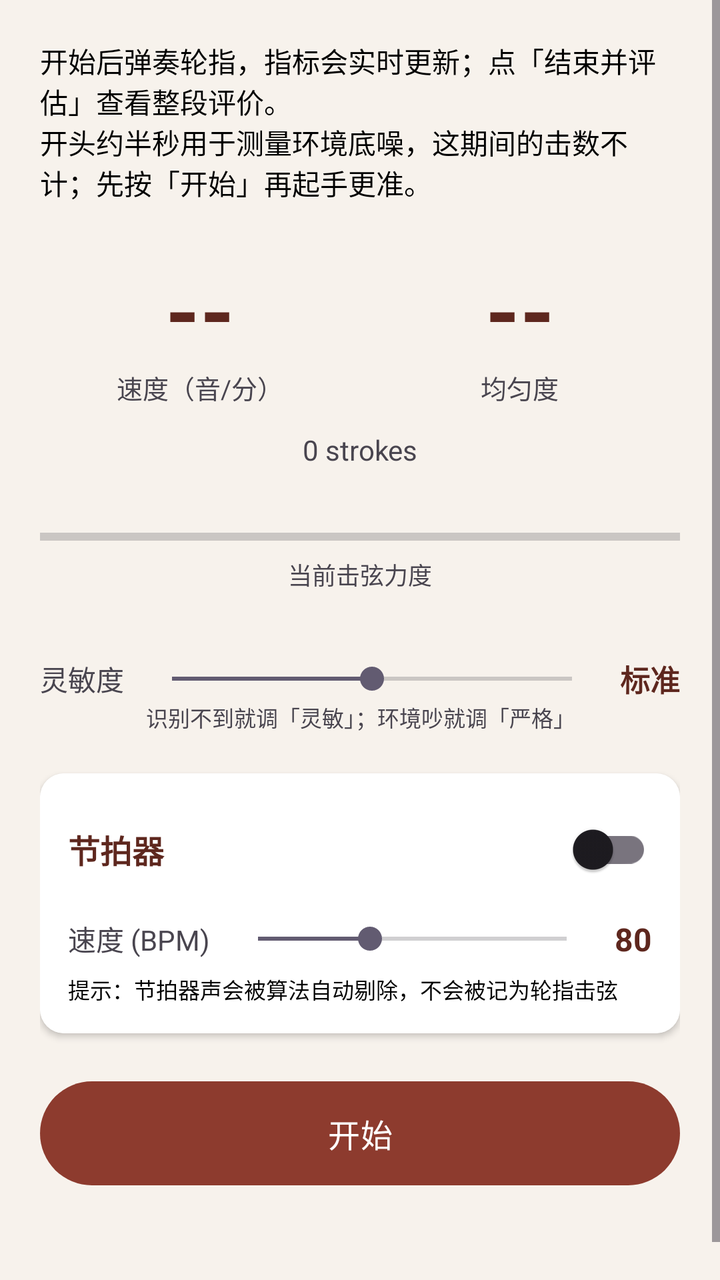
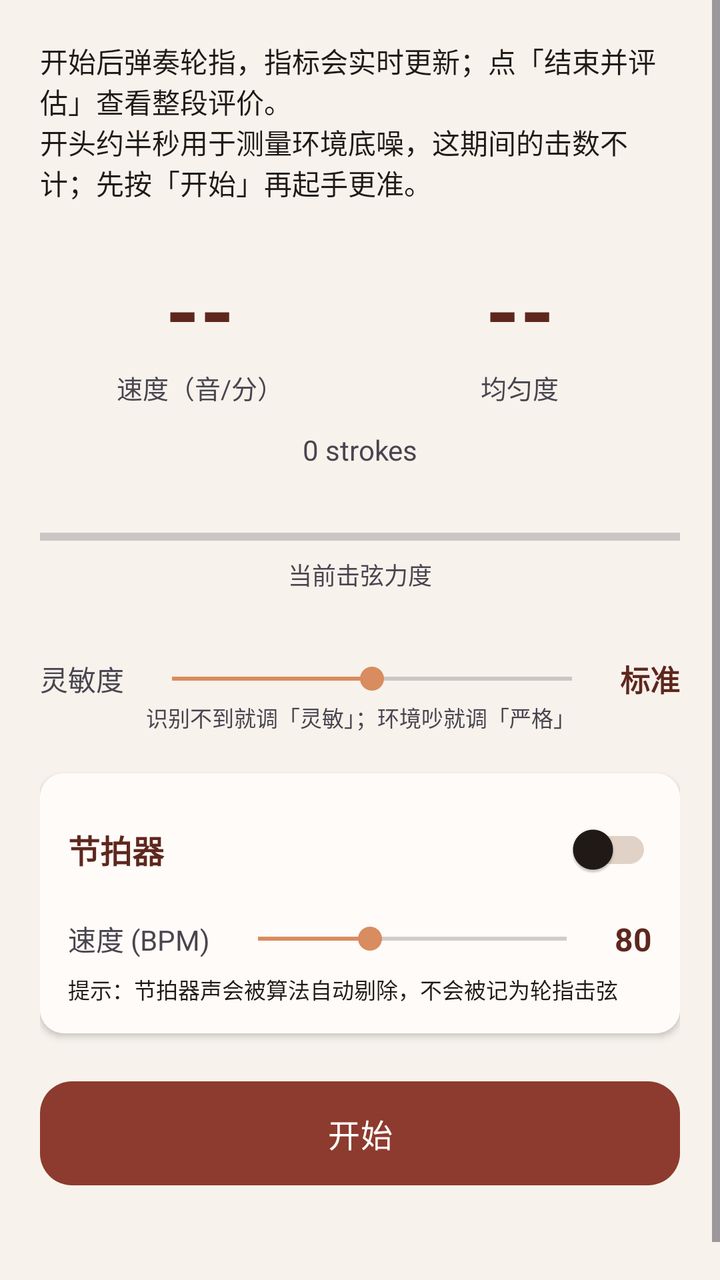

The first picture is an Android layout as it rendered before a commit; the second is the same layout after the commit. The layout source and the unified diff follow.
<!-- AndroidManifest.xml: application theme Theme.PipaTrainer -->
<!-- res/layout/activity_live.xml -->
<?xml version="1.0" encoding="utf-8"?>
<ScrollView xmlns:android="http://schemas.android.com/apk/res/android"
    android:layout_width="match_parent"
    android:layout_height="match_parent"
    android:background="@color/bg">

    <LinearLayout
        android:layout_width="match_parent"
        android:layout_height="wrap_content"
        android:orientation="vertical"
        android:padding="20dp">

        <TextView
            android:layout_width="match_parent"
            android:layout_height="wrap_content"
            android:text="@string/live_hint"
            android:textSize="14sp"
            android:textColor="@color/black" />

        <LinearLayout
            android:layout_width="match_parent"
            android:layout_height="wrap_content"
            android:orientation="horizontal"
            android:layout_marginTop="24dp"
            android:weightSum="2">

            <LinearLayout
                android:layout_width="0dp"
                android:layout_height="wrap_content"
                android:layout_weight="1"
                android:orientation="vertical"
                android:gravity="center">
                <TextView android:id="@+id/valBpm"
                    android:layout_width="wrap_content" android:layout_height="wrap_content"
                    android:text="--" android:textSize="44sp" android:textStyle="bold"
                    android:textColor="@color/pipa_primary_dark" />
                <TextView
                    android:layout_width="wrap_content" android:layout_height="wrap_content"
                    android:text="@string/metric_bpm" android:textSize="13sp" />
            </LinearLayout>

            <LinearLayout
                android:layout_width="0dp"
                android:layout_height="wrap_content"
                android:layout_weight="1"
                android:orientation="vertical"
                android:gravity="center">
                <TextView android:id="@+id/valCv"
                    android:layout_width="wrap_content" android:layout_height="wrap_content"
                    android:text="--" android:textSize="44sp" android:textStyle="bold"
                    android:textColor="@color/pipa_primary_dark" />
                <TextView
                    android:layout_width="wrap_content" android:layout_height="wrap_content"
                    android:text="@string/metric_cv" android:textSize="13sp" />
            </LinearLayout>
        </LinearLayout>

        <TextView android:id="@+id/valStrokes"
            android:layout_width="match_parent" android:layout_height="wrap_content"
            android:layout_marginTop="12dp" android:gravity="center"
            android:text="0 strokes" android:textSize="14sp" />

        <ProgressBar android:id="@+id/ampBar"
            style="?android:attr/progressBarStyleHorizontal"
            android:layout_width="match_parent" android:layout_height="20dp"
            android:layout_marginTop="24dp" android:max="100" android:progress="0" />
        <TextView
            android:layout_width="wrap_content" android:layout_height="wrap_content"
            android:layout_gravity="center"
            android:text="@string/lbl_loudness"
            android:textSize="12sp" />

        <TextView android:id="@+id/gateStatus"
            android:layout_width="match_parent" android:layout_height="wrap_content"
            android:layout_marginTop="6dp" android:gravity="center"
            android:textSize="12sp" />

        <LinearLayout
            android:layout_width="match_parent" android:layout_height="wrap_content"
            android:orientation="horizontal" android:gravity="center_vertical"
            android:layout_marginTop="10dp">
            <TextView
                android:layout_width="wrap_content" android:layout_height="wrap_content"
                android:text="灵敏度" android:textSize="14sp" />
            <SeekBar android:id="@+id/seekSens"
                android:layout_width="0dp" android:layout_height="wrap_content"
                android:layout_weight="1" android:layout_marginHorizontal="8dp"
                android:max="2" android:progress="1" />
            <TextView android:id="@+id/valSens"
                android:layout_width="wrap_content" android:layout_height="wrap_content"
                android:text="标准" android:textStyle="bold"
                android:textColor="@color/pipa_primary_dark" android:textSize="15sp" />
        </LinearLayout>
        <TextView
            android:layout_width="match_parent" android:layout_height="wrap_content"
            android:text="识别不到就调「灵敏」；环境吵就调「严格」"
            android:textSize="11sp" android:gravity="center" />

        
        <androidx.cardview.widget.CardView
            android:layout_width="match_parent"
            android:layout_height="wrap_content"
            android:layout_marginTop="20dp"
            app:cardCornerRadius="12dp"
            app:cardElevation="2dp"
            xmlns:app="http://schemas.android.com/apk/res-auto">

            <LinearLayout
                android:layout_width="match_parent"
                android:layout_height="wrap_content"
                android:orientation="vertical"
                android:background="@color/white"
                android:padding="14dp">

                <LinearLayout
                    android:layout_width="match_parent"
                    android:layout_height="wrap_content"
                    android:orientation="horizontal"
                    android:gravity="center_vertical">

                    <TextView
                        android:layout_width="0dp"
                        android:layout_height="wrap_content"
                        android:layout_weight="1"
                        android:text="@string/metronome"
                        android:textSize="16sp"
                        android:textStyle="bold"
                        android:textColor="@color/pipa_primary_dark" />

                    <androidx.appcompat.widget.SwitchCompat
                        android:id="@+id/switchMetro"
                        android:layout_width="wrap_content"
                        android:layout_height="wrap_content" />
                </LinearLayout>

                <LinearLayout
                    android:layout_width="match_parent"
                    android:layout_height="wrap_content"
                    android:orientation="horizontal"
                    android:gravity="center_vertical"
                    android:layout_marginTop="10dp">

                    <TextView
                        android:layout_width="wrap_content"
                        android:layout_height="wrap_content"
                        android:text="@string/metro_bpm"
                        android:textSize="14sp" />

                    <SeekBar
                        android:id="@+id/seekBpm"
                        android:layout_width="0dp"
                        android:layout_height="wrap_content"
                        android:layout_weight="1"
                        android:layout_marginHorizontal="8dp"
                        android:max="220"
                        android:progress="80" />

                    <TextView android:id="@+id/valMetroBpm"
                        android:layout_width="wrap_content"
                        android:layout_height="wrap_content"
                        android:text="80"
                        android:textStyle="bold"
                        android:textColor="@color/pipa_primary_dark"
                        android:textSize="16sp" />
                </LinearLayout>

                <TextView
                    android:layout_width="match_parent"
                    android:layout_height="wrap_content"
                    android:layout_marginTop="6dp"
                    android:text="@string/metro_note"
                    android:textSize="11sp"
                    android:textColor="@color/black" />
            </LinearLayout>
        </androidx.cardview.widget.CardView>

        <com.google.android.material.button.MaterialButton
            android:id="@+id/btnToggle"
            android:layout_width="match_parent"
            android:layout_height="60dp"
            android:layout_marginTop="20dp"
            android:text="@string/btn_start"
            android:textSize="16sp" />

        <TextView android:id="@+id/finalReport"
            android:layout_width="match_parent" android:layout_height="wrap_content"
            android:layout_marginTop="24dp" android:textSize="14sp"
            android:textColor="@color/black" android:lineSpacingExtra="4dp" />
    </LinearLayout>
</ScrollView>
<!-- resources referenced by this layout -->
<resources>
  <color name="bg">#FFF7F2EC</color>
  <color name="black">#FF000000</color>
  <color name="pipa_primary_dark">#FF5E271E</color>
  <color name="white">#FFFFFFFF</color>
  <string name="btn_start">开始</string>
  <string name="lbl_loudness">当前击弦力度</string>
  <string name="live_hint">开始后弹奏轮指，指标会实时更新；点「结束并评估」查看整段评价。\n开头约半秒用于测量环境底噪，这期间的击数不计；先按「开始」再起手更准。</string>
  <string name="metric_bpm">速度（音/分）</string>
  <string name="metric_cv">均匀度</string>
  <string name="metro_bpm">速度 (BPM)</string>
  <string name="metro_note">提示：节拍器声会被算法自动剔除，不会被记为轮指击弦</string>
  <string name="metronome">节拍器</string>
  <style name="Theme.PipaTrainer" parent="Theme.Material3.DayNight.NoActionBar">
          <item name="colorPrimary">@color/pipa_primary</item>
          <item name="colorOnPrimary">@color/white</item>
          <item name="android:statusBarColor">@color/pipa_primary_dark</item>
      </style>
  <color name="pipa_primary">#FF8D3B2E</color>
</resources>

<!-- the commit's change to res/layout/activity_live.xml (unified diff, before → after) -->
@@ -109,7 +109,7 @@
                 android:layout_width="match_parent"
                 android:layout_height="wrap_content"
                 android:orientation="vertical"
-                android:background="@color/white"
+                android:background="@color/surface"
                 android:padding="14dp">
 
                 <LinearLayout
<!-- resource entries referenced after the edit -->
@@ -1,9 +1,35 @@
 <!-- resources referenced by this layout -->
 <resources>
   <color name="bg">#FFF7F2EC</color>
-  <color name="black">#FF000000</color>
+  <color name="black">#FF201A17</color>
   <color name="pipa_primary_dark">#FF5E271E</color>
+  <color name="surface">#FFFFFBF8</color>
   <color name="white">#FFFFFFFF</color>
+  <color name="primary_container">#FFF4DED4</color>
+  <color name="on_primary_container">#FF3A1710</color>
+  <color name="pipa_accent">#FFD98C5F</color>
+  <color name="accent_container">#FFF7E4D4</color>
+  <color name="surface_variant">#FFF1E6DC</color>
+  <color name="text_primary">#FF201A17</color>
+  <color name="text_secondary">#FF7A6A60</color>
+  <color name="outline">#FFE0D2C6</color>
+  <style name="App.Button" parent="Widget.Material3.Button">
+          <item name="shapeAppearanceOverlay">@style/App.Shape.Button</item>
+          <item name="android:letterSpacing">0.02</item>
+          <item name="android:textSize">16sp</item>
+          <item name="android:paddingTop">6dp</item>
+          <item name="android:paddingBottom">6dp</item>
+      </style>
+  <style name="App.Card" parent="Widget.Material3.CardView.Elevated">
+          <item name="cardCornerRadius">18dp</item>
+          <item name="cardElevation">1dp</item>
+          <item name="cardBackgroundColor">@color/surface</item>
+          <item name="contentPadding">0dp</item>
+      </style>
+  <style name="App.Shape.Button" parent="">
+          <item name="cornerFamily">rounded</item>
+          <item name="cornerSize">16dp</item>
+      </style>
   <string name="btn_start">开始</string>
   <string name="lbl_loudness">当前击弦力度</string>
   <string name="live_hint">开始后弹奏轮指，指标会实时更新；点「结束并评估」查看整段评价。\n开头约半秒用于测量环境底噪，这期间的击数不计；先按「开始」再起手更准。</string>
@@ -13,9 +39,34 @@
   <string name="metro_note">提示：节拍器声会被算法自动剔除，不会被记为轮指击弦</string>
   <string name="metronome">节拍器</string>
   <style name="Theme.PipaTrainer" parent="Theme.Material3.DayNight.NoActionBar">
+          
           <item name="colorPrimary">@color/pipa_primary</item>
           <item name="colorOnPrimary">@color/white</item>
+          <item name="colorPrimaryContainer">@color/primary_container</item>
+          <item name="colorOnPrimaryContainer">@color/on_primary_container</item>
+  
+          
+          <item name="colorSecondary">@color/pipa_accent</item>
+          <item name="colorOnSecondary">@color/white</item>
+          <item name="colorSecondaryContainer">@color/accent_container</item>
+          <item name="colorOnSecondaryContainer">@color/on_primary_container</item>
+  
+          
+          <item name="android:colorBackground">@color/bg</item>
+          <item name="colorSurface">@color/surface</item>
+          <item name="colorSurfaceVariant">@color/surface_variant</item>
+          <item name="colorOnSurface">@color/text_primary</item>
+          <item name="colorOnSurfaceVariant">@color/text_secondary</item>
+          <item name="colorOutline">@color/outline</item>
+  
+          
           <item name="android:statusBarColor">@color/pipa_primary_dark</item>
+          <item name="android:navigationBarColor">@color/bg</item>
+          <item name="android:windowLightNavigationBar" tools:targetApi="o_mr1">true</item>
+  
+          
+          <item name="materialButtonStyle">@style/App.Button</item>
+          <item name="materialCardViewStyle">@style/App.Card</item>
       </style>
   <color name="pipa_primary">#FF8D3B2E</color>
 </resources>
